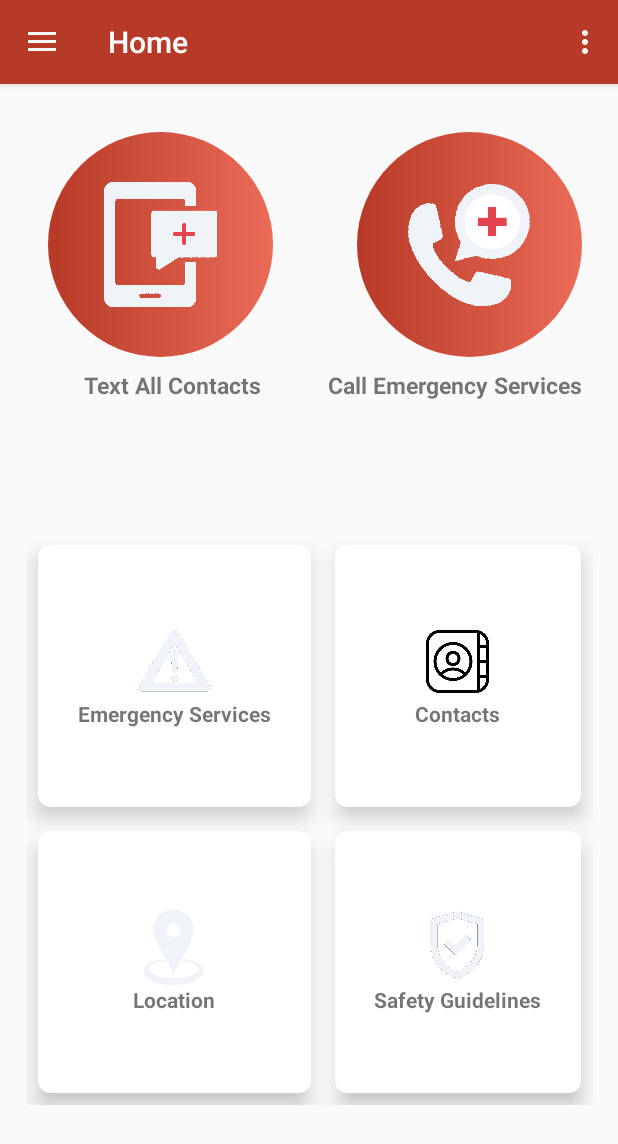
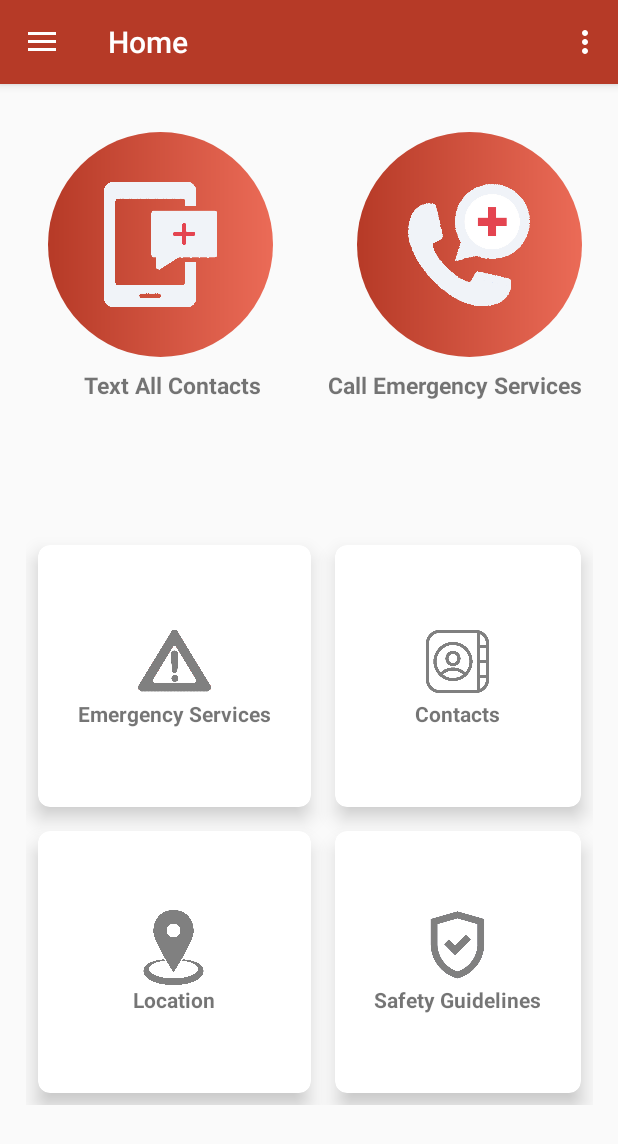
Before and after one commit to mkdragasa/Ragasa_Ramos_MP, an Android app: the screen it shows after launch (NavigationBar), on a phone screen of 412 x 824 dp. Shown: the top 1144 px of the screen. Run offline under Robolectric (Android 15) with nearby library versions, the phone set to English and light mode, and no system bars; our stand-ins replace navigation-ui.

Commit message:
Fixed HomeLayout

```diff
--- a/app/src/main/java/com/mobdeve/ragasam/ragasa_ramos_mp/NavigationBar.java
+++ b/app/src/main/java/com/mobdeve/ragasam/ragasa_ramos_mp/NavigationBar.java
@@ -7,6 +7,9 @@ import android.view.Menu;
 import com.google.android.material.floatingactionbutton.FloatingActionButton;
 import com.google.android.material.snackbar.Snackbar;
 import com.google.android.material.navigation.NavigationView;
+import com.mobdeve.ragasam.ragasa_ramos_mp.ui.contacts.ContactsFragment;
+
+import androidx.cardview.widget.CardView;
 import androidx.navigation.NavController;
 import androidx.navigation.Navigation;
 import androidx.navigation.ui.AppBarConfiguration;
@@ -36,6 +39,8 @@ public class NavigationBar extends AppCompatActivity {
         NavController navController = Navigation.findNavController(this, R.id.nav_host_fragment);
         NavigationUI.setupActionBarWithNavController(this, navController, mAppBarConfiguration);
         NavigationUI.setupWithNavController(navigationView, navController);
+
+
         statusbarcolor();
     }
 
--- a/app/src/main/java/com/mobdeve/ragasam/ragasa_ramos_mp/ui/home/HomeFragment.java
+++ b/app/src/main/java/com/mobdeve/ragasam/ragasa_ramos_mp/ui/home/HomeFragment.java
@@ -22,10 +22,13 @@ import android.widget.Toast;
 import androidx.annotation.NonNull;
 import androidx.annotation.Nullable;
 import androidx.appcompat.widget.Toolbar;
+import androidx.cardview.widget.CardView;
 import androidx.core.content.ContextCompat;
 import androidx.fragment.app.Fragment;
+import androidx.fragment.app.FragmentTransaction;
 import androidx.lifecycle.Observer;
 import androidx.lifecycle.ViewModelProvider;
+import androidx.navigation.fragment.NavHostFragment;
 
 import com.mobdeve.ragasam.ragasa_ramos_mp.Authority;
 import com.mobdeve.ragasam.ragasa_ramos_mp.MyDatabaseHelper;
@@ -38,6 +41,12 @@ import com.google.android.gms.location.LocationResult;
 import com.google.android.gms.location.LocationServices;
 import com.google.android.gms.tasks.OnCompleteListener;
 import com.google.android.gms.tasks.Task;
+import com.mobdeve.ragasam.ragasa_ramos_mp.SafetyGuidelines;
+import com.mobdeve.ragasam.ragasa_ramos_mp.ui.contacts.Contacts;
+import com.mobdeve.ragasam.ragasa_ramos_mp.ui.contacts.ContactsFragment;
+import com.mobdeve.ragasam.ragasa_ramos_mp.ui.emergencyServices.EmergencyServicesFragment;
+import com.mobdeve.ragasam.ragasa_ramos_mp.ui.guidelines.GuidelinesFragment;
+import com.mobdeve.ragasam.ragasa_ramos_mp.ui.location.LocationFragment;
 
 import java.util.List;
 import java.util.Locale;
@@ -52,6 +61,9 @@ public class HomeFragment extends Fragment {
     private Activity mActivity;
     private String emergencyNumber;
     private final String EMERGENCY_HOTLINE = "111"; // change to 911
+    private CardView contacts_cv, emergencyServices_cv,guidelines_cv, location_cv;
+
+
 
     public View onCreateView(@NonNull LayoutInflater inflater,
             ViewGroup container, Bundle savedInstanceState) {
@@ -79,6 +91,10 @@ public class HomeFragment extends Fragment {
     private void initializeViews(View root) {
         ib_call = root.findViewById(R.id.ib_call);
         ib_text = root.findViewById(R.id.ib_text);
+        contacts_cv = root.findViewById(R.id.cv_Contacts);
+        emergencyServices_cv = root.findViewById(R.id.cv_EmergencyServices);
+        guidelines_cv = root.findViewById(R.id.cv_SafetyGuidelines);
+        location_cv = root.findViewById(R.id.cv_Location);
     }
 
     private void storeData(){
@@ -104,6 +120,39 @@ public class HomeFragment extends Fragment {
             @Override
             public void onClick(View v) {
                 callNumber();
+            }
+        });
+
+        contacts_cv.setOnClickListener(new View.OnClickListener() {
+            @Override
+            public void onClick(View v) {
+                NavHostFragment.findNavController(HomeFragment.this)
+                        .navigate(R.id.nav_contacts);
+
+            }
+        });
+
+        emergencyServices_cv.setOnClickListener(new View.OnClickListener() {
+            @Override
+            public void onClick(View v) {
+                NavHostFragment.findNavController(HomeFragment.this)
+                        .navigate(R.id.nav_emergency_services);
+            }
+        });
+
+        guidelines_cv.setOnClickListener(new View.OnClickListener() {
+            @Override
+            public void onClick(View v) {
+                NavHostFragment.findNavController(HomeFragment.this)
+                        .navigate(R.id.safetyGuidelines);
+            }
+        });
+
+        location_cv.setOnClickListener(new View.OnClickListener() {
+            @Override
+            public void onClick(View v) {
+                NavHostFragment.findNavController(HomeFragment.this)
+                        .navigate(R.id.nav_location);
             }
         });
     }
--- a/app/src/main/res/layout/fragment_home.xml
+++ b/app/src/main/res/layout/fragment_home.xml
@@ -71,6 +71,7 @@
         app:layout_constraintTop_toBottomOf="@+id/tv_EmergencyServices">
 
         <androidx.cardview.widget.CardView
+            android:id="@+id/cv_EmergencyServices"
             android:layout_width="wrap_content"
             android:layout_height="wrap_content"
             android:layout_row="0"
@@ -96,7 +97,7 @@
                     android:layout_gravity="center"
                     android:adjustViewBounds="true"
                     android:scaleType="fitCenter"
-                    android:src="@drawable/emergency_guidelines" />
+                    android:src="@drawable/emergency_guidelines_dark" />
 
                 <TextView
                     android:layout_width="wrap_content"
@@ -109,6 +110,7 @@
         </androidx.cardview.widget.CardView>
 
         <androidx.cardview.widget.CardView
+            android:id="@+id/cv_Contacts"
             android:layout_width="wrap_content"
             android:layout_height="wrap_content"
             android:layout_row="0"
@@ -134,7 +136,7 @@
                     android:layout_gravity="center"
                     android:adjustViewBounds="true"
                     android:scaleType="fitCenter"
-                    android:src="@drawable/contacts" />
+                    android:src="@drawable/contacts_dark" />
 
                 <TextView
                     android:layout_width="wrap_content"
@@ -147,6 +149,7 @@
         </androidx.cardview.widget.CardView>
 
         <androidx.cardview.widget.CardView
+            android:id="@+id/cv_Location"
             android:layout_width="wrap_content"
             android:layout_height="wrap_content"
             android:layout_row="1"
@@ -172,7 +175,7 @@
                     android:layout_gravity="center"
                     android:adjustViewBounds="true"
                     android:scaleType="fitCenter"
-                    android:src="@drawable/location" />
+                    android:src="@drawable/location_dark" />
 
                 <TextView
                     android:layout_width="wrap_content"
@@ -185,6 +188,7 @@
         </androidx.cardview.widget.CardView>
 
         <androidx.cardview.widget.CardView
+            android:id="@+id/cv_SafetyGuidelines"
             android:layout_width="wrap_content"
             android:layout_height="wrap_content"
             android:layout_row="1"
@@ -210,7 +214,7 @@
                     android:layout_gravity="center"
                     android:adjustViewBounds="true"
                     android:scaleType="fitCenter"
-                    android:src="@drawable/safety" />
+                    android:src="@drawable/safety_dark" />
 
                 <TextView
                     android:layout_width="wrap_content"
--- a/app/src/main/res/values/strings.xml
+++ b/app/src/main/res/values/strings.xml
@@ -1,10 +1,10 @@
 <resources>
     <string name="app_name">SafeZone</string>
-    <string name="title_activity_navigation_bar">NavigationBar</string>
+    <string name="title_activity_navigation_bar">SafeZone</string>
     <string name="navigation_drawer_open">Open navigation drawer</string>
     <string name="navigation_drawer_close">Close navigation drawer</string>
     <string name="nav_header_title">SafeZone</string>
-    <string name="nav_header_desc">Navigation header</string>
+    <string name="nav_header_desc">SafeZone</string>
     <string name="action_settings">Settings</string>
 
     <string name="menu_home">Home</string>
```
Also changed, not shown: app/src/main/res/drawable/contacts_dark.png (added), app/src/main/res/drawable/emergency_guidelines_dark.png (added), app/src/main/res/drawable/location_dark.png (added), app/src/main/res/drawable/safety_dark.png (added).
